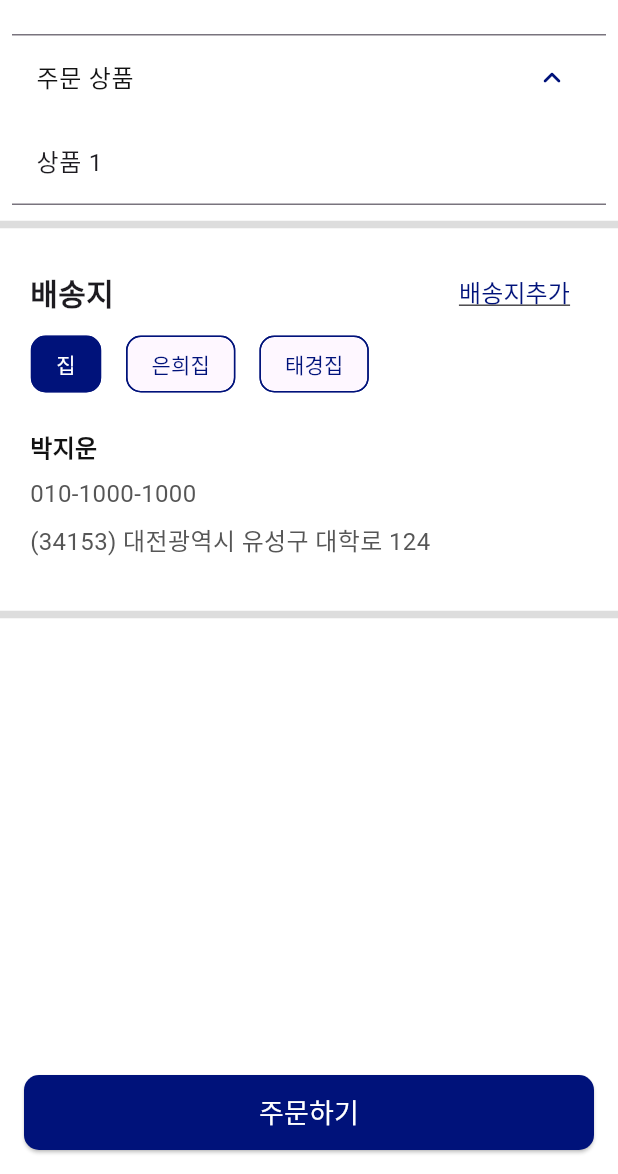
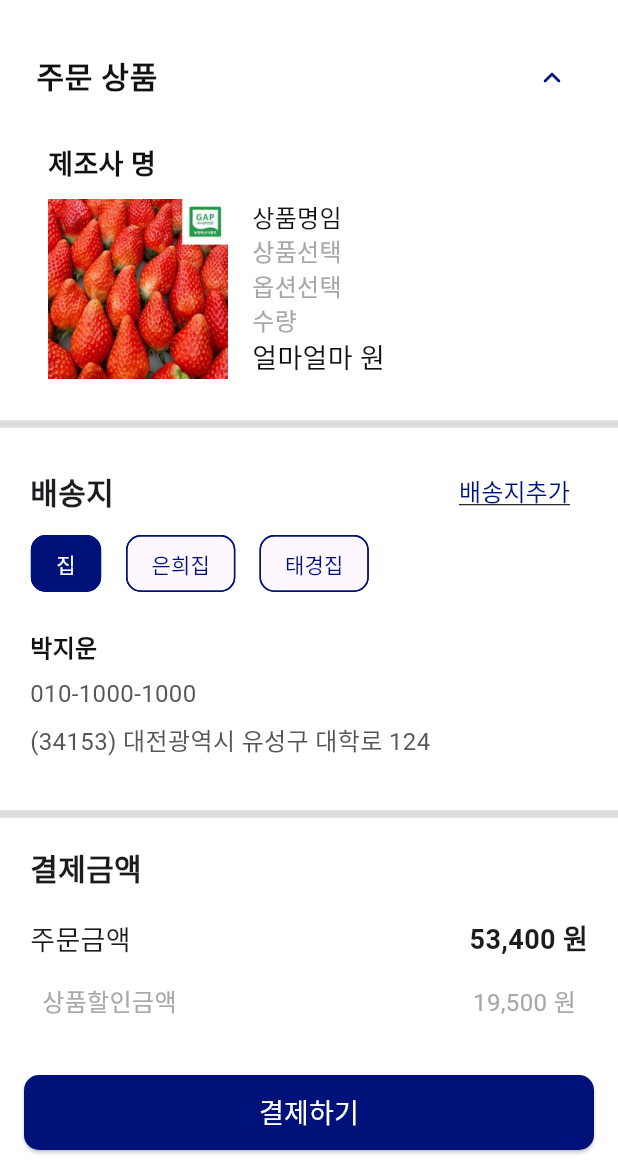
Before and after one commit to pedada6684/STA-D, a Flutter app: the OrderScreen screen opened directly, after a tap on "주문 상품", on a phone screen of 412 x 824 dp, the part 62-1236 px from its top. Run offline on Flutter 3.47's test engine with Material 3 defaults, Android fonts, the phone set to English and light mode, and no system bars; our stand-ins replace dio, firebase_auth, firebase_core, flutter_carousel_widget, flutter_dotenv, flutter_secure_storage and 2 more; missing offline and left inert: jwt_decode, qr_code_scanner, remedi_kopo; accounts and stored records are empty; network calls fail.

Commit message:
feat: 주문서 주문 상품 component

```diff
--- a/stad/lib/screen/cart/cart_screen.dart
+++ b/stad/lib/screen/cart/cart_screen.dart
@@ -30,9 +30,7 @@ class _CartScreenState extends State<CartScreen> {
 }
 
 class _buildEmptyCart extends StatelessWidget {
-  const _buildEmptyCart({
-    super.key,
-  });
+  const _buildEmptyCart();
 
   @override
   Widget build(BuildContext context) {
--- a/stad/lib/screen/myStad/myStad_screen.dart
+++ b/stad/lib/screen/myStad/myStad_screen.dart
@@ -4,7 +4,6 @@ import 'package:google_sign_in/google_sign_in.dart';
 import 'package:provider/provider.dart';
 import 'package:stad/constant/colors.dart';
 import 'package:stad/main.dart';
-import 'package:stad/models/user_model.dart';
 import 'package:stad/providers/user_provider.dart';
 import 'package:stad/screen/login/login_screen.dart';
 import 'package:stad/screen/myStad/mycommercial_screen.dart';
@@ -47,10 +46,6 @@ class _MyStadScreenState extends State<MyStadScreen> {
 
   @override
   Widget build(BuildContext context) {
-    UserModel? userModel =
-        Provider.of<UserProvider>(context, listen: true).user;
-
-    // print('이거는 나오려나 ${userModel?.toJson()}');
 
     return Scaffold(
       backgroundColor: mainWhite,
--- a/stad/lib/screen/myStad/qr_screen.dart
+++ b/stad/lib/screen/myStad/qr_screen.dart
@@ -4,7 +4,7 @@ import 'package:stad/constant/colors.dart';
 import 'package:stad/widget/app_bar.dart';
 
 class QRScreen extends StatefulWidget {
-  const QRScreen({Key? key}) : super(key: key);
+  const QRScreen({super.key});
 
   @override
   State<QRScreen> createState() => _QRScreenState();
--- a/stad/lib/screen/order/order_screen.dart
+++ b/stad/lib/screen/order/order_screen.dart
@@ -1,10 +1,10 @@
 import 'package:flutter/material.dart';
 import 'package:stad/constant/colors.dart';
 import 'package:stad/models/delivery_address.dart';
-import 'package:stad/screen/product/option_bottom_sheet.dart';
 import 'package:stad/widget/address_screen.dart';
 import 'package:stad/widget/app_bar.dart';
 import 'package:stad/widget/button.dart';
+import 'package:stad/widget/product_card.dart';
 
 class OrderScreen extends StatefulWidget {
   const OrderScreen({super.key});
@@ -51,7 +51,7 @@ class _OrderScreenState extends State<OrderScreen> {
   Widget build(BuildContext context) {
     return Scaffold(
       backgroundColor: mainWhite,
-      appBar: CustomAppBar(
+      appBar: const CustomAppBar(
         title: '주문서 작성',
         titleStyle: TextStyle(
             color: mainNavy, fontSize: 20, fontWeight: FontWeight.bold),
@@ -61,9 +61,93 @@ class _OrderScreenState extends State<OrderScreen> {
         child: Column(
           children: [
             _buildOrderHeadContainer(),
-            divider(),
+            const divider(),
             _buildSelectAds(context),
-            divider(),
+            const divider(),
+            Container(
+              padding:
+                  const EdgeInsets.symmetric(vertical: 16.0, horizontal: 20.0),
+              color: mainWhite, // 배경색 설정
+              child: const Column(
+                crossAxisAlignment: CrossAxisAlignment.start,
+                children: [
+                  Text(
+                    '결제금액',
+                    style: TextStyle(
+                      fontSize: 20.0,
+                      fontWeight: FontWeight.bold,
+                    ),
+                  ),
+                  SizedBox(height: 20.0), // 텍스트 사이의 간격
+                  Row(
+                    mainAxisAlignment: MainAxisAlignment.spaceBetween,
+                    children: [
+                      Text(
+                        '주문금액',
+                        style: TextStyle(fontSize: 18.0),
+                      ),
+                      Text(
+                        '53,400 원', // 예시 금액
+                        style: TextStyle(
+                            fontSize: 18.0, fontWeight: FontWeight.bold),
+                      ),
+                    ],
+                  ),
+                  SizedBox(height: 8.0),
+                  Padding(
+                    padding: const EdgeInsets.all(8.0),
+                    child: Row(
+                      mainAxisAlignment: MainAxisAlignment.spaceBetween,
+                      children: [
+                        Text(
+                          '상품할인금액',
+                          style: TextStyle(fontSize: 16.0, color: midGray),
+                        ),
+                        Text(
+                          '19,500 원', // 예시 금액
+                          style: TextStyle(fontSize: 16.0, color: midGray),
+                        ),
+                      ],
+                    ),
+                  ),
+                  SizedBox(height: 8.0),
+                  Padding(
+                    padding: const EdgeInsets.symmetric(horizontal: 8.0),
+                    child: Row(
+                      mainAxisAlignment: MainAxisAlignment.spaceBetween,
+                      children: [
+                        Text(
+                          '배송비',
+                          style: TextStyle(fontSize: 16.0, color: midGray),
+                        ),
+                        Text(
+                          '0 원', // 예시 금액
+                          style: TextStyle(fontSize: 16.0, color: midGray),
+                        ),
+                      ],
+                    ),
+                  ),
+                  SizedBox(
+                    height: 40.0,
+                  ), // 구분선
+                  Row(
+                    mainAxisAlignment: MainAxisAlignment.spaceBetween,
+                    children: [
+                      Text(
+                        '총 결제금액',
+                        style: TextStyle(
+                            fontSize: 22.0, fontWeight: FontWeight.w500),
+                      ),
+                      Text(
+                        '53,400 원', // 예시 금액
+                        style: TextStyle(
+                            fontSize: 22.0, fontWeight: FontWeight.bold),
+                      ),
+                    ],
+                  ),
+                ],
+              ),
+            ),
           ],
         ),
       ),
@@ -71,11 +155,12 @@ class _OrderScreenState extends State<OrderScreen> {
         child: Padding(
           padding: const EdgeInsets.all(16.0),
           child: CustomElevatedButton(
-            text: '주문하기',
+            text: '결제하기',
             textColor: mainWhite,
             backgroundColor: mainNavy,
             onPressed: () {
-              showProductOptionBottomSheet(context);
+              Navigator.of(context)
+                  .push(MaterialPageRoute(builder: (context) => ProductCard()));
             },
           ),
         ),
@@ -94,7 +179,7 @@ class _OrderScreenState extends State<OrderScreen> {
             Row(
               mainAxisAlignment: MainAxisAlignment.spaceBetween,
               children: [
-                Text(
+                const Text(
                   '배송지',
                   style: TextStyle(fontSize: 20.0, fontWeight: FontWeight.bold),
                 ),
@@ -104,9 +189,9 @@ class _OrderScreenState extends State<OrderScreen> {
                         context: context,
                         isScrollControlled: true,
                         useSafeArea: true,
-                        builder: (_) => AddressScreen());
+                        builder: (_) => const AddressScreen());
                   },
-                  child: Text(
+                  child: const Text(
                     '배송지추가',
                     style: TextStyle(
                         decoration: TextDecoration.underline,
@@ -118,8 +203,8 @@ class _OrderScreenState extends State<OrderScreen> {
             ),
             deliveryAddresses.isNotEmpty
                 ? _buildDeliveryAddressButtons()
-                : Padding(
-                    padding: const EdgeInsets.all(16.0),
+                : const Padding(
+                    padding: EdgeInsets.all(16.0),
                     child: Text('배송지를 추가해주세요.'),
                   ),
             if (selectedDeliveryAddress != null)
@@ -139,21 +224,21 @@ class _OrderScreenState extends State<OrderScreen> {
       children: [
         Text(
           selectedDeliveryAddress!.name,
-          style: TextStyle(
+          style: const TextStyle(
               fontWeight: FontWeight.bold, fontSize: 16.0, color: mainBlack),
         ),
-        _gap(),
+        const _gap(),
         Text(
           selectedDeliveryAddress!.phone,
-          style: TextStyle(
+          style: const TextStyle(
             fontSize: 16.0,
             color: darkGray,
           ),
         ),
-        _gap(),
+        const _gap(),
         Text(
           selectedDeliveryAddress!.location,
-          style: TextStyle(
+          style: const TextStyle(
             fontSize: 16.0,
             color: darkGray,
           ),
@@ -166,10 +251,15 @@ class _OrderScreenState extends State<OrderScreen> {
     return Container(
       child: Padding(
         padding: const EdgeInsets.all(8.0),
+        child: Theme(
+          data: Theme.of(context).copyWith(dividerColor: Colors.transparent),
           child: ExpansionTile(
             title: Text(
               selectedProduct ?? '주문 상품',
-            style: TextStyle(color: mainBlack),
+              style: const TextStyle(
+                  color: mainBlack,
+                  fontWeight: FontWeight.bold,
+                  fontSize: 20.0),
             ),
             trailing: Icon(
               isExpanded
@@ -182,10 +272,11 @@ class _OrderScreenState extends State<OrderScreen> {
                 isExpanded = expanded;
               });
             },
-          children: <Widget>[
+            children: const <Widget>[
               //백에서 받아오기
-            ListTile(title: Text('상품 1')),
+              ProductCard(),
             ],
+          ),
         ),
       ),
     );
@@ -208,8 +299,8 @@ class _OrderScreenState extends State<OrderScreen> {
                 ),
               ),
               showCheckmark: false,
-              side: BorderSide(color: mainNavy),
-              shape: RoundedRectangleBorder(
+              side: const BorderSide(color: mainNavy),
+              shape: const RoundedRectangleBorder(
                 borderRadius: BorderRadius.all(
                   Radius.circular(10.0),
                 ),
@@ -217,11 +308,13 @@ class _OrderScreenState extends State<OrderScreen> {
               selected: isSelected,
               selectedColor: mainNavy,
               onSelected: (bool selected) {
-                setState(() {
+                setState(
+                  () {
                     if (selected) {
                       selectedDeliveryAddress = address;
                     }
-                });
+                  },
+                );
               },
             ),
           );
@@ -238,7 +331,7 @@ class divider extends StatelessWidget {
 
   @override
   Widget build(BuildContext context) {
-    return Divider(
+    return const Divider(
       height: 10,
       thickness: 5,
       color: mainGray,
@@ -247,13 +340,11 @@ class divider extends StatelessWidget {
 }
 
 class _gap extends StatelessWidget {
-  const _gap({
-    super.key,
-  });
+  const _gap();
 
   @override
   Widget build(BuildContext context) {
-    return SizedBox(
+    return const SizedBox(
       height: 8.0,
     );
   }
--- a/stad/lib/screen/product/option_bottom_sheet.dart
+++ b/stad/lib/screen/product/option_bottom_sheet.dart
@@ -18,6 +18,8 @@ void showProductOptionBottomSheet(BuildContext context) {
 
 // 바텀 시트의 내용을 관리할 StatefulWidget
 class ProductOptionBottomSheet extends StatefulWidget {
+  const ProductOptionBottomSheet({super.key});
+
   @override
   _ProductOptionBottomSheetState createState() =>
       _ProductOptionBottomSheetState();
--- a/stad/lib/screen/product/product_detail_screen.dart
+++ b/stad/lib/screen/product/product_detail_screen.dart
@@ -2,7 +2,7 @@ import 'package:flutter/material.dart';
 import 'package:stad/constant/colors.dart';
 
 class ProductDetailScreen extends StatelessWidget {
-  const ProductDetailScreen({Key? key}) : super(key: key);
+  const ProductDetailScreen({super.key});
 
   @override
   Widget build(BuildContext context) {
--- a/stad/lib/services/ad_service.dart
+++ b/stad/lib/services/ad_service.dart
@@ -1,4 +1,3 @@
-import 'package:flutter/material.dart';
 import 'package:dio/dio.dart';
 
 class AdService {
--- a/stad/lib/widget/custom_dropdown.dart
+++ b/stad/lib/widget/custom_dropdown.dart
@@ -10,14 +10,14 @@ class CustomDropdown extends StatelessWidget {
   final Function(String?) onSelect;
 
   const CustomDropdown({
-    Key? key,
+    super.key,
     required this.title,
     required this.options,
     this.selectedOption,
     required this.isExpanded,
     required this.onToggle,
     required this.onSelect,
-  }) : super(key: key);
+  });
 
   @override
   Widget build(BuildContext context) {
--- a/stad/lib/widget/page_animation.dart
+++ b/stad/lib/widget/page_animation.dart
@@ -1,8 +1,7 @@
 import 'package:flutter/material.dart';
 
 class CustomPageRoute<T> extends MaterialPageRoute<T> {
-  CustomPageRoute({required WidgetBuilder builder, RouteSettings? settings})
-      : super(builder: builder, settings: settings);
+  CustomPageRoute({required super.builder, super.settings});
 
   @override
   Widget buildTransitions(BuildContext context, Animation<double> animation,
--- /dev/null
+++ b/stad/lib/widget/product_card.dart
@@ -0,0 +1,58 @@
+import 'package:flutter/material.dart';
+import 'package:stad/constant/colors.dart';
+
+class ProductCard extends StatelessWidget {
+  const ProductCard({super.key});
+
+  @override
+  Widget build(BuildContext context) {
+    return Container(
+      color: mainWhite,
+      child: Padding(
+        padding: const EdgeInsets.symmetric(horizontal: 24.0, vertical: 16.0),
+        child: Column(
+          crossAxisAlignment: CrossAxisAlignment.start,
+          children: [
+            Text(
+              '제조사 명',
+              style: TextStyle(
+                  fontSize: 18.0,
+                  color: mainBlack,
+                  fontWeight: FontWeight.w600),
+            ),
+            SizedBox(
+              height: 10.0,
+            ),
+            Row(
+              children: [
+                Image.asset(
+                  'assets/image/product.png',
+                  width: 120.0,
+                ),
+                SizedBox(
+                  width: 16.0,
+                ),
+                Column(
+                  crossAxisAlignment: CrossAxisAlignment.start,
+                  children: [
+                    Text('상품명임',
+                        style: TextStyle(fontSize: 16.0, color: mainBlack)),
+
+                    Text('상품선택',
+                        style: TextStyle(fontSize: 16.0, color: midGray)),
+                    Text('옵션선택',
+                        style: TextStyle(fontSize: 16.0, color: midGray)),
+                    Text('수량',
+                        style: TextStyle(fontSize: 16.0, color: midGray)),
+                    Text('얼마얼마 원',
+                        style: TextStyle(fontSize: 18.0, color: mainBlack)),
+                  ],
+                ),
+              ],
+            )
+          ],
+        ),
+      ),
+    );
+  }
+}
--- a/stad/lib/widget/quantity_changer.dart
+++ b/stad/lib/widget/quantity_changer.dart
@@ -2,6 +2,8 @@ import 'package:flutter/material.dart';
 import 'package:stad/constant/colors.dart';
 
 class QuantityChanger extends StatefulWidget {
+  const QuantityChanger({super.key});
+
   @override
   _QuantityChangerState createState() => _QuantityChangerState();
 }
```
Lines whose indentation alone changed are shown as unchanged.
